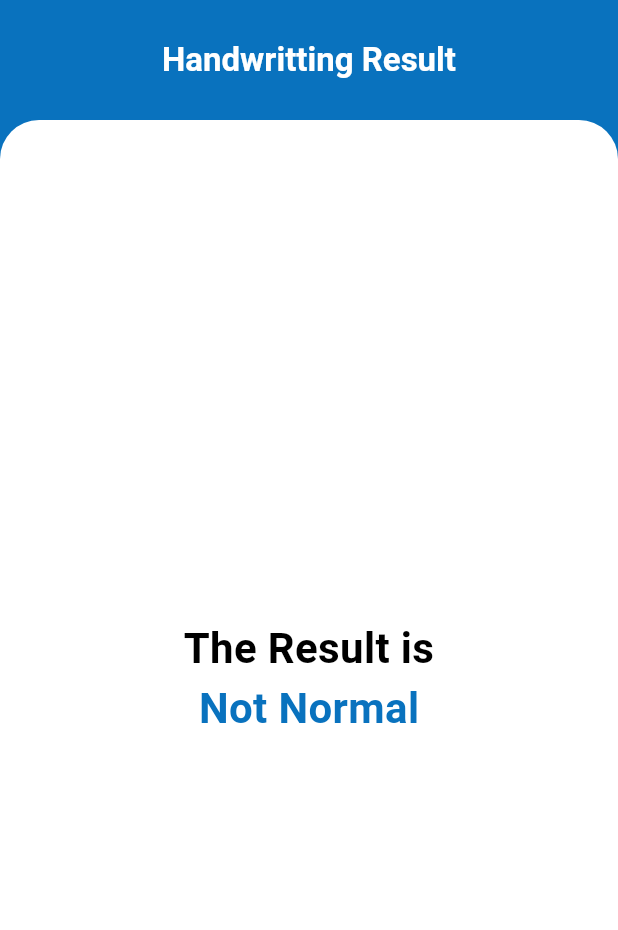
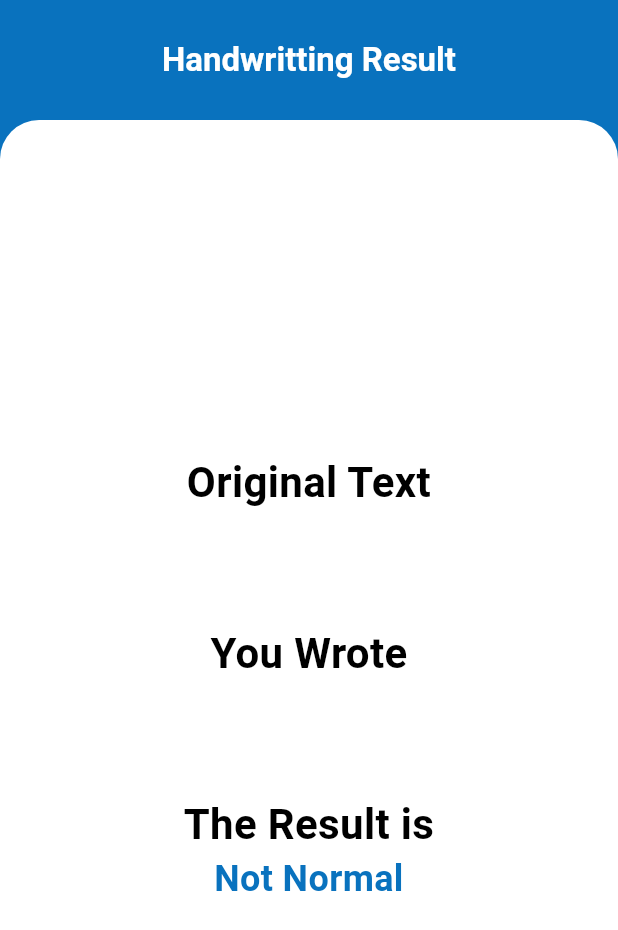
Before and after one commit to AhmedOsama-ai/Dyslexia-app, a Flutter app: the HandWrittingResultPage screen opened directly with empty values, on a phone screen of 412 x 824 dp. Shown: the top 930 px of the screen. Run offline on Flutter 3.47's test engine with Material 3 defaults, Android fonts, the phone set to English and light mode, and no system bars; our stand-ins replace audioplayers, bloc, camera, dio, flutter_bloc, flutter_svg and 1 more; network calls fail.

Commit message:
handwritting

```diff
--- a/lib/constants/strings.dart
+++ b/lib/constants/strings.dart
@@ -1,6 +1,6 @@
 const audioUrlEx = 'https://samplelib.com/lib/preview/mp3/sample-15s.mp3';
 
-const baseUrl = 'https://gp-node-server-git-main-sayed4900.vercel.app/api';
+const baseUrl = 'https://gp-node-server.vercel.app/api';
 const handwritingPredictEndpoint = '/handwritten/predict-hand';
 const handwritingAudioEndpoint = '/handwritten/random-audio';
 
--- a/lib/presentation/handwritting_result.dart
+++ b/lib/presentation/handwritting_result.dart
@@ -5,18 +5,24 @@ import 'package:flutter/material.dart';
 
 class HandWrittingResultPage extends StatelessWidget {
   final bool isNormal;
-  final String text;
-  const HandWrittingResultPage({required this.isNormal, super.key})
-      : text = isNormal ? 'Normal' : 'Not Normal';
+  final String originalText;
+  final String writtenText;
+  final String result;
+  const HandWrittingResultPage(
+      {required this.originalText,
+      required this.writtenText,
+      required this.isNormal,
+      super.key})
+      : result = isNormal ? 'Normal' : 'Not Normal';
 
   @override
   Widget build(BuildContext context) {
     return PopScope(
         canPop: false,
-        onPopInvoked: (didPop) {
+        onPopInvoked: (_) {
           Navigator.of(context).pushAndRemoveUntil(
-              MaterialPageRoute(builder: (context) => HandwrittingPage()),
-              (route) => false);
+              MaterialPageRoute(builder: (_) => HandwrittingPage()),
+              (_) => false);
         },
         child: MyScaffold(
             title: 'Handwritting Result',
@@ -24,11 +30,43 @@ class HandWrittingResultPage extends StatelessWidget {
               mainAxisAlignment: MainAxisAlignment.center,
               children: [
                 Text(
+                  'Original Text',
+                  style: bodyTextStyle.copyWith(color: Colors.black),
+                  textAlign: TextAlign.center,
+                ),
+                Padding(
+                  padding: const EdgeInsets.symmetric(horizontal: 24),
+                  child: Text(
+                    originalText,
+                    style: bodyTextStyle.copyWith(fontSize: 24),
+                    textAlign: TextAlign.center,
+                  ),
+                ),
+                const SizedBox(height: 40),
+                Text(
+                  'You Wrote',
+                  style: bodyTextStyle.copyWith(color: Colors.black),
+                  textAlign: TextAlign.center,
+                ),
+                Padding(
+                  padding: const EdgeInsets.symmetric(horizontal: 24),
+                  child: Text(
+                    writtenText,
+                    style: bodyTextStyle.copyWith(fontSize: 24),
+                    textAlign: TextAlign.center,
+                  ),
+                ),
+                const SizedBox(height: 40),
+                Text(
                   'The Result is  ',
                   style: bodyTextStyle.copyWith(color: Colors.black),
                   textAlign: TextAlign.center,
                 ),
-                Text(text, style: bodyTextStyle.copyWith(fontSize: 28)),
+                Text(
+                  result,
+                  style: bodyTextStyle.copyWith(fontSize: 24),
+                  textAlign: TextAlign.center,
+                ),
               ],
             )));
   }
--- a/lib/presentation/handwritting_upload.dart
+++ b/lib/presentation/handwritting_upload.dart
@@ -81,11 +81,13 @@ class _HandwrittingUploadState extends State<HandwrittingUpload> {
           await MLServices().uploadHandWriting(selectedImg!.path);
       if (response.statusCode == 200) {
         var r = HandwrittingResponse.fromJson(response.data);
-        bool isNormal =
-            r.parsedText.toUpperCase() == widget.correctText.toUpperCase();
+        bool isNormal = r.parsedText == widget.correctText;
         if (!context.mounted) return;
         Navigator.of(context).pushReplacement(MaterialPageRoute(
-            builder: (_) => HandWrittingResultPage(isNormal: isNormal)));
+            builder: (_) => HandWrittingResultPage(
+                originalText: widget.correctText,
+                writtenText: r.parsedText,
+                isNormal: isNormal)));
       } else {}
     } catch (e) {
       if (!context.mounted) return;
```
Also changed, not shown: pubspec.lock.
